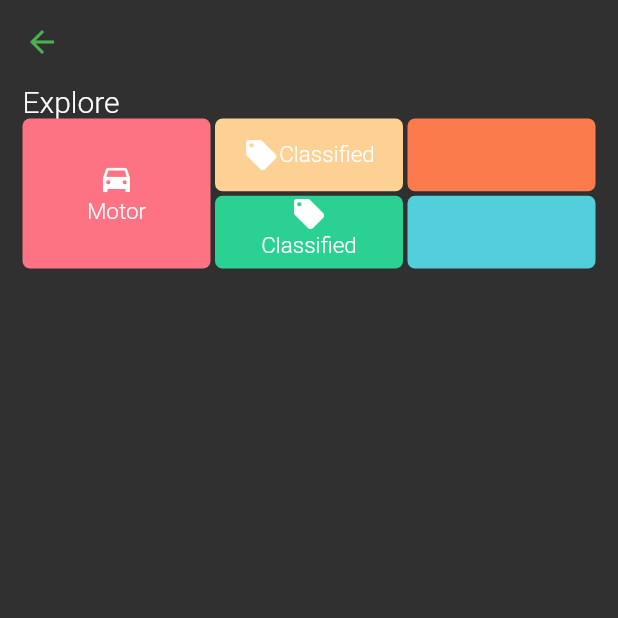
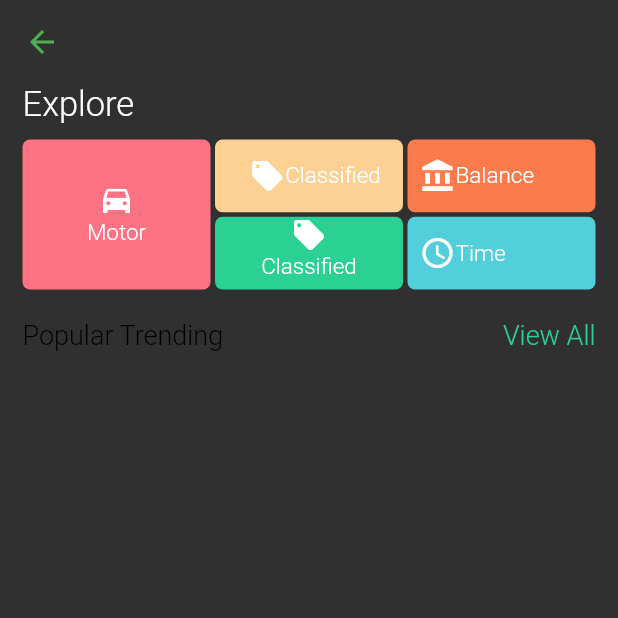
Before and after one commit to pavelsust/flutter_app, a Flutter app: the Dashboard screen opened directly, on a phone screen of 412 x 824 dp, the top half of it. Run offline on Flutter 3.47's test engine with Material 2 defaults, Android fonts, the phone set to English and light mode, and no system bars.

Commit message:
dashboard list design

```diff
--- a/lib/testapp/Dashboard.dart
+++ b/lib/testapp/Dashboard.dart
@@ -37,12 +37,14 @@ class MainContent extends StatelessWidget {
                       'Explore',
                       textAlign: TextAlign.left,
                       style: TextStyle(
-                        fontSize: 20,
+                        fontSize: 23,
                       ),
                     ),
                   ],
                 ),
-                Row(
+                Padding(
+                  padding: const EdgeInsets.only(top: 10),
+                  child: Row(
                     children: <Widget>[
                       Expanded(
                         child: Container(
@@ -57,8 +59,8 @@ class MainContent extends StatelessWidget {
                               Icon(Icons.drive_eta, color: Colors.white),
                               Text(
                                 'Motor',
-                              style:
-                                  TextStyle(fontSize: 15, color: Colors.white),
+                                style: TextStyle(
+                                    fontSize: 15, color: Colors.white),
                               )
                             ],
                           ),
@@ -81,34 +83,39 @@ class MainContent extends StatelessWidget {
                                   child: Row(
                                     mainAxisAlignment: MainAxisAlignment.center,
                                     children: <Widget>[
-                                    Icon(Icons.local_offer, color: Colors.white),
+                                      Padding(
+                                        padding:
+                                            const EdgeInsets.only(left: 8.0),
+                                        child: Icon(Icons.local_offer,
+                                            color: Colors.white),
+                                      ),
                                       Text(
                                         'Classified',
-                                      style:
-                                      TextStyle(fontSize: 15, color: Colors.white),
+                                        style: TextStyle(
+                                            fontSize: 15, color: Colors.white),
                                       )
                                     ],
                                   ),
                                 ),
-
                               ),
                               SizedBox(
                                 height: 3,
                               ),
                               Expanded(
                                 child: Container(
-                                width:  double.infinity,
+                                  width: double.infinity,
                                   decoration: BoxDecoration(
                                     borderRadius: BorderRadius.circular(5),
                                     color: Color(0xFF2BD093),
                                   ),
                                   child: Column(
                                     children: <Widget>[
-                                    Icon(Icons.local_offer, color: Colors.white),
+                                      Icon(Icons.local_offer,
+                                          color: Colors.white),
                                       Text(
                                         'Classified',
-                                      style:
-                                      TextStyle(fontSize: 15, color: Colors.white),
+                                        style: TextStyle(
+                                            fontSize: 15, color: Colors.white),
                                       )
                                     ],
                                   ),
@@ -132,6 +139,21 @@ class MainContent extends StatelessWidget {
                                     borderRadius: BorderRadius.circular(5),
                                     color: Color(0xFFFC7B4D),
                                   ),
+                                  child: Row(
+                                    children: <Widget>[
+                                      Padding(
+                                        padding:
+                                            const EdgeInsets.only(left: 8.0),
+                                        child: Icon(Icons.account_balance,
+                                            color: Colors.white),
+                                      ),
+                                      Text(
+                                        'Balance',
+                                        style: TextStyle(
+                                            fontSize: 15, color: Colors.white),
+                                      )
+                                    ],
+                                  ),
                                 ),
                               ),
                               SizedBox(
@@ -143,12 +165,54 @@ class MainContent extends StatelessWidget {
                                     borderRadius: BorderRadius.circular(5),
                                     color: Color(0xFF53CEDB),
                                   ),
+                                  child: Row(
+                                    children: <Widget>[
+                                      Padding(
+                                        padding:
+                                            const EdgeInsets.only(left: 8.0),
+                                        child: Icon(Icons.access_time,
+                                            color: Colors.white),
+                                      ),
+                                      Text(
+                                        'Time',
+                                        style: TextStyle(
+                                            fontSize: 15, color: Colors.white),
+                                      )
+                                    ],
+                                  ),
                                 ),
                               )
                             ],
                           ),
                         ),
                       ),
+                    ],
+                  ),
+                ),
+                SizedBox(
+                  height: 20,
+                ),
+                Row(
+                  children: <Widget>[
+                    Expanded(
+                      child: Text(
+                        'Popular Trending',
+                        style: TextStyle(
+                          fontSize: 18,
+                          color: Colors.black
+                        ),
+                      ),
+                    ),
+                    Expanded(
+                      child: Text(
+                        'View All',
+                        textAlign: TextAlign.right,
+                        style: TextStyle(
+                            fontSize: 18,
+                          color: Color(0xFF2BD093),
+                        ),
+                      ),
+                    )
                   ],
                 )
               ],
```
Also changed, not shown: 1 other file. Lines whose indentation alone changed are shown as unchanged.
